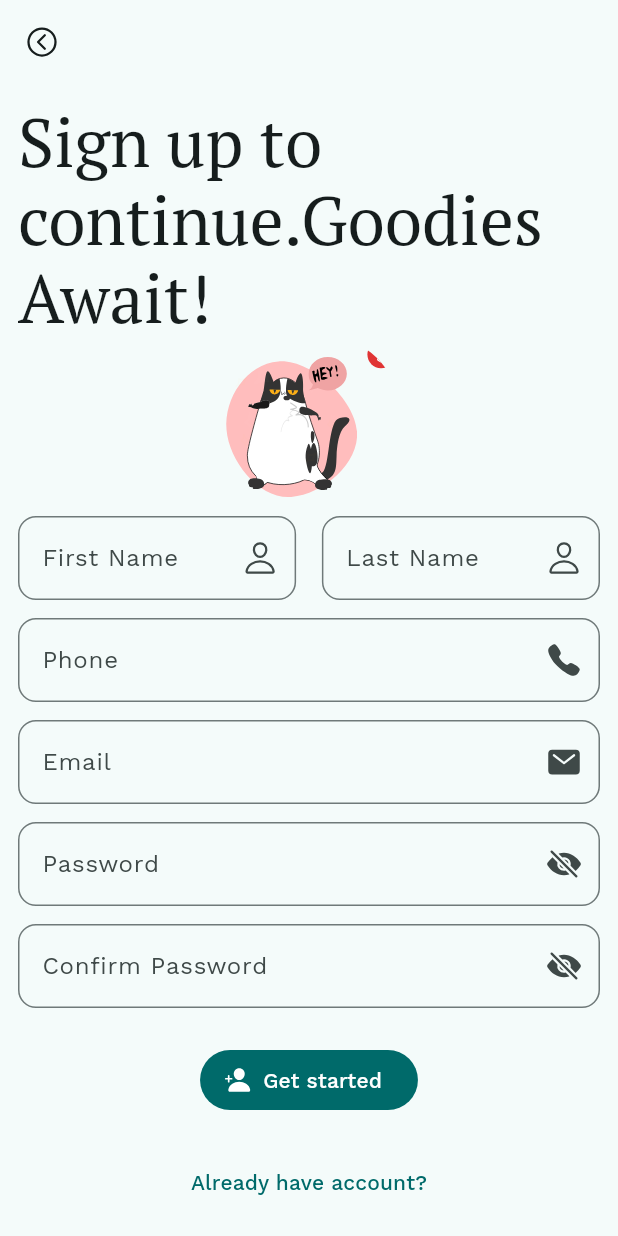
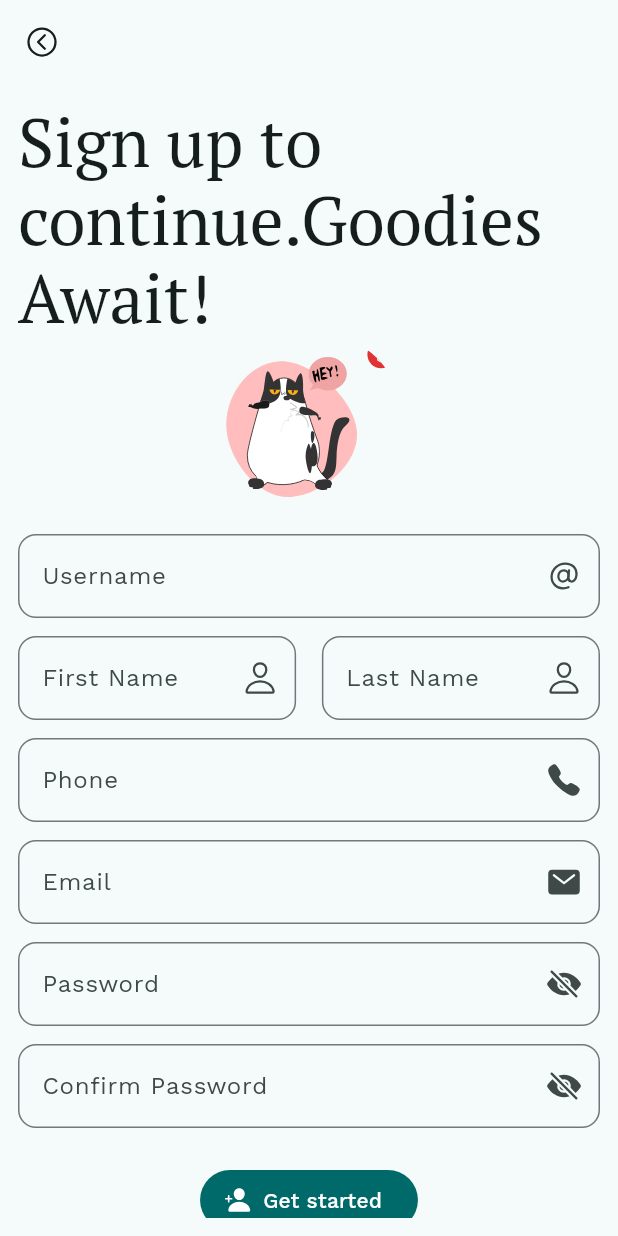
Before and after one commit to IamMuuo/squiba, a Flutter app: the SignUpScreen screen opened directly, on a phone screen of 412 x 824 dp. Run offline on Flutter 3.47's test engine with Material 3 defaults, Android fonts, the light colour scheme and no system bars; our stand-ins replace cached_network_image, dartz, fluttertoast, google_fonts, image_picker, ionicons and 4 more; accounts and stored records are empty; network calls fail.

Commit message:
fix: various fixes

```diff
--- a/lib/models/core/user.dart
+++ b/lib/models/core/user.dart
@@ -1,4 +1,5 @@
 class User {
+  final String username;
   final int? id;
   final String firstName;
   final String lastName;
@@ -16,6 +17,7 @@ class User {
     required this.firstName,
     required this.lastName,
     required this.email,
+    required this.username,
     this.mobilePhoneNumber,
     this.profilePhoto,
     this.isStaff = false,
@@ -29,6 +31,7 @@ class User {
   factory User.fromJson(Map<String, dynamic> json) {
     return User(
       id: json['id'],
+      username: json['username'],
       firstName: json['first_name'],
       lastName: json['last_name'],
       email: json['email'],
@@ -46,6 +49,7 @@ class User {
   Map<String, dynamic> toJson() {
     return {
       'id': id,
+      'username': username,
       'first_name': firstName,
       'last_name': lastName,
       'email': email,
--- a/lib/models/services/user_service.dart
+++ b/lib/models/services/user_service.dart
@@ -26,12 +26,13 @@ class UserService with ApiService {
   }
 
   // login
-  Future<Either<Exception, User>> login(String email, String password) async {
+  Future<Either<Exception, User>> login(
+      String username, String password) async {
     try {
       final response = await post(
         Uri.parse("${ApiService.urlPrefix}/users/auth/"),
         body: json.encode({
-          "email": email,
+          "username": username,
           "password": password,
         }),
         headers: headers,
--- a/lib/screens/signup_screen.dart
+++ b/lib/screens/signup_screen.dart
@@ -8,6 +8,7 @@ class SignUpScreen extends StatelessWidget {
     final TextEditingController lastnameController = TextEditingController();
     final TextEditingController phoneController = TextEditingController();
     final TextEditingController emailController = TextEditingController();
+    final TextEditingController usernameController = TextEditingController();
     final TextEditingController passwordController = TextEditingController();
     final TextEditingController confirmPasswordController =
         TextEditingController();
@@ -40,6 +41,19 @@ class SignUpScreen extends StatelessWidget {
                     borderRadius: BorderRadius.circular(50),
                     child: Lottie.asset("assets/lottie/cat_dance.json",
                         fit: BoxFit.cover),
+                  ),
+                ),
+                Padding(
+                  padding: const EdgeInsets.symmetric(vertical: 12),
+                  child: TextField(
+                    controller: usernameController,
+                    decoration: InputDecoration(
+                      label: const Text("Username"),
+                      suffixIcon: const Icon(Ionicons.at),
+                      border: OutlineInputBorder(
+                        borderRadius: BorderRadius.circular(containerRadius),
+                      ),
+                    ),
                   ),
                 ),
                 Row(
@@ -173,6 +187,7 @@ class SignUpScreen extends StatelessWidget {
                           if (passwordController.text ==
                               confirmPasswordController.text) {
                             var isOk = await provider.signUp(
+                              usernameController.text,
                               firstnameController.text,
                               lastnameController.text,
                               phoneController.text,
--- a/pubspec.yaml
+++ b/pubspec.yaml
@@ -46,6 +46,7 @@ dependencies:
   cached_network_image: ^3.3.1
   story_view: ^0.16.5
   shimmer: ^3.0.0
+  image_picker: ^1.0.7
 
 dev_dependencies:
   flutter_test:
```
Also changed, not shown: lib/models/services/story_service.dart (+13 -0 lines), lib/providers/user_provider.dart (+11 -4 lines), lib/screens/home_screen.dart (+13 -4 lines), lib/screens/login_screen.dart (+6 -6 lines), pubspec.lock, 5 other files.
